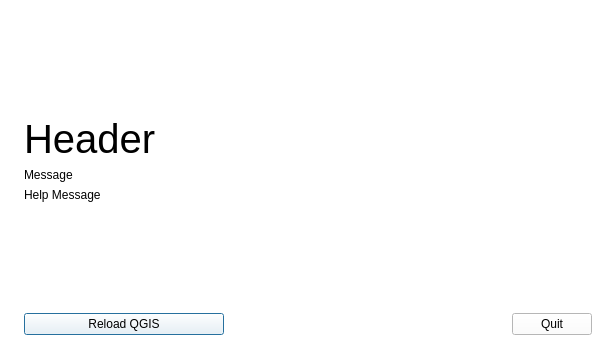
Old version of the form src/ui/qgscrashdialog.ui in the repository qgis/QGIS.
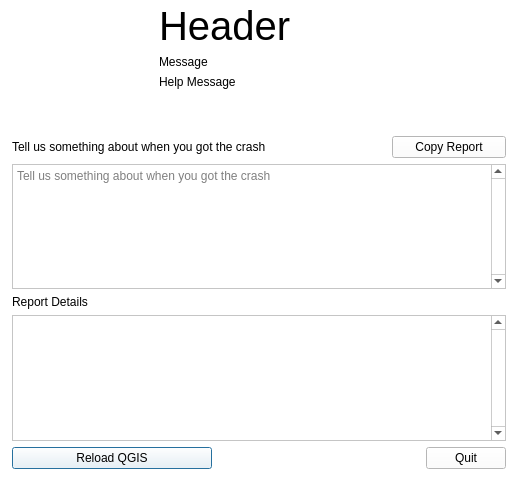
New version of the form. Icons and pictures are not drawn.

Commit message: Add stack info to crash dialog

The edit to the form file:
```diff
--- a/src/ui/qgscrashdialog.ui
+++ b/src/ui/qgscrashdialog.ui
@@ -6,8 +6,8 @@
    <rect>
     <x>0</x>
     <y>0</y>
-    <width>603</width>
-    <height>346</height>
+    <width>518</width>
+    <height>481</height>
    </rect>
   </property>
   <property name="palette">
@@ -432,41 +432,145 @@
    <string notr="true"/>
   </property>
   <layout class="QGridLayout" name="gridLayout">
+   <property name="leftMargin">
+    <number>3</number>
+   </property>
+   <property name="topMargin">
+    <number>3</number>
+   </property>
+   <property name="rightMargin">
+    <number>3</number>
+   </property>
+   <property name="bottomMargin">
+    <number>3</number>
+   </property>
+   <item row="1" column="0" colspan="3">
+    <widget class="QFrame" name="mReportFrame">
+     <layout class="QGridLayout" name="gridLayout_2">
+      <property name="topMargin">
+       <number>1</number>
+      </property>
+      <item row="5" column="0" colspan="3">
+       <layout class="QHBoxLayout" name="horizontalLayout">
+        <property name="topMargin">
+         <number>0</number>
+        </property>
+        <item>
+         <widget class="QPushButton" name="pushButton">
+          <property name="minimumSize">
+           <size>
+            <width>200</width>
+            <height>0</height>
+           </size>
+          </property>
+          <property name="text">
+           <string>Reload QGIS</string>
+          </property>
+         </widget>
+        </item>
+        <item>
+         <spacer name="horizontalSpacer">
+          <property name="orientation">
+           <enum>Qt::Horizontal</enum>
+          </property>
+          <property name="sizeHint" stdset="0">
+           <size>
+            <width>40</width>
+            <height>20</height>
+           </size>
+          </property>
+         </spacer>
+        </item>
+        <item>
+         <widget class="QPushButton" name="pushButton_2">
+          <property name="text">
+           <string>Quit</string>
+          </property>
+         </widget>
+        </item>
+       </layout>
+      </item>
+      <item row="3" column="0" colspan="3">
+       <widget class="QPlainTextEdit" name="mReportDetailsText">
+        <property name="verticalScrollBarPolicy">
+         <enum>Qt::ScrollBarAlwaysOn</enum>
+        </property>
+       </widget>
+      </item>
+      <item row="0" column="2">
+       <widget class="QPushButton" name="mCopyReportButton">
+        <property name="text">
+         <string>Copy Report</string>
+        </property>
+       </widget>
+      </item>
+      <item row="1" column="0" colspan="3">
+       <widget class="QPlainTextEdit" name="mUserFeedbackText">
+        <property name="verticalScrollBarPolicy">
+         <enum>Qt::ScrollBarAlwaysOn</enum>
+        </property>
+        <property name="horizontalScrollBarPolicy">
+         <enum>Qt::ScrollBarAsNeeded</enum>
+        </property>
+        <property name="placeholderText">
+         <string>Tell us something about when you got the crash</string>
+        </property>
+       </widget>
+      </item>
+      <item row="0" column="0">
+       <widget class="QLabel" name="label">
+        <property name="text">
+         <string>Tell us something about when you got the crash</string>
+        </property>
+       </widget>
+      </item>
+      <item row="2" column="0">
+       <widget class="QLabel" name="label_3">
+        <property name="text">
+         <string>Report Details</string>
+        </property>
+       </widget>
+      </item>
+     </layout>
+    </widget>
+   </item>
+   <item row="2" column="0">
+    <spacer name="verticalSpacer">
+     <property name="orientation">
+      <enum>Qt::Vertical</enum>
+     </property>
+     <property name="sizeHint" stdset="0">
+      <size>
+       <width>20</width>
+       <height>40</height>
+      </size>
+     </property>
+    </spacer>
+   </item>
    <item row="0" column="0">
-    <layout class="QVBoxLayout" name="verticalLayout_2">
-     <item>
-      <widget class="QLabel" name="label_2">
-       <property name="text">
-        <string/>
-       </property>
-       <property name="pixmap">
-        <pixmap resource="../../images/images.qrc">:/images/icons/qgis_icon.svg</pixmap>
-       </property>
-       <property name="scaledContents">
-        <bool>false</bool>
-       </property>
-       <property name="alignment">
-        <set>Qt::AlignCenter</set>
-       </property>
-      </widget>
-     </item>
-    </layout>
+    <widget class="QLabel" name="label_2">
+     <property name="maximumSize">
+      <size>
+       <width>150</width>
+       <height>150</height>
+      </size>
+     </property>
+     <property name="text">
+      <string/>
+     </property>
+     <property name="pixmap">
+      <pixmap resource="../../images/images.qrc">:/images/icons/qgis_icon.svg</pixmap>
+     </property>
+     <property name="scaledContents">
+      <bool>true</bool>
+     </property>
+     <property name="alignment">
+      <set>Qt::AlignCenter</set>
+     </property>
+    </widget>
    </item>
-   <item row="0" column="1">
+   <item row="0" column="1" colspan="2">
     <layout class="QVBoxLayout" name="verticalLayout">
-     <item>
-      <spacer name="verticalSpacer_2">
-       <property name="orientation">
-        <enum>Qt::Vertical</enum>
-       </property>
-       <property name="sizeHint" stdset="0">
-        <size>
-         <width>20</width>
-         <height>40</height>
-        </size>
-       </property>
-      </spacer>
-     </item>
      <item>
       <widget class="QLabel" name="mCrashHeaderMessage">
        <property name="font">
@@ -516,46 +620,6 @@
        </property>
       </spacer>
      </item>
-     <item>
-      <layout class="QHBoxLayout" name="horizontalLayout">
-       <property name="topMargin">
-        <number>0</number>
-       </property>
-       <item>
-        <widget class="QPushButton" name="pushButton">
-         <property name="minimumSize">
-          <size>
-           <width>200</width>
-           <height>0</height>
-          </size>
-         </property>
-         <property name="text">
-          <string>Reload QGIS</string>
-         </property>
-        </widget>
-       </item>
-       <item>
-        <spacer name="horizontalSpacer">
-         <property name="orientation">
-          <enum>Qt::Horizontal</enum>
-         </property>
-         <property name="sizeHint" stdset="0">
-          <size>
-           <width>40</width>
-           <height>20</height>
-          </size>
-         </property>
-        </spacer>
-       </item>
-       <item>
-        <widget class="QPushButton" name="pushButton_2">
-         <property name="text">
-          <string>Quit</string>
-         </property>
-        </widget>
-       </item>
-      </layout>
-     </item>
     </layout>
    </item>
   </layout>
```
The commit also changes 7 other files.
